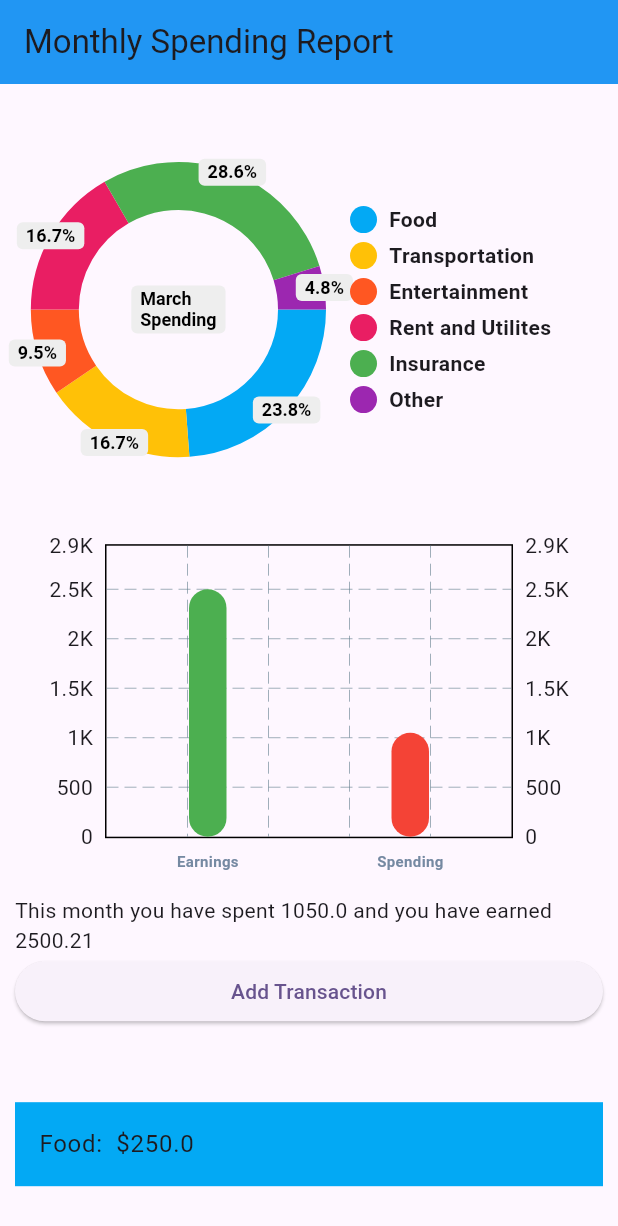
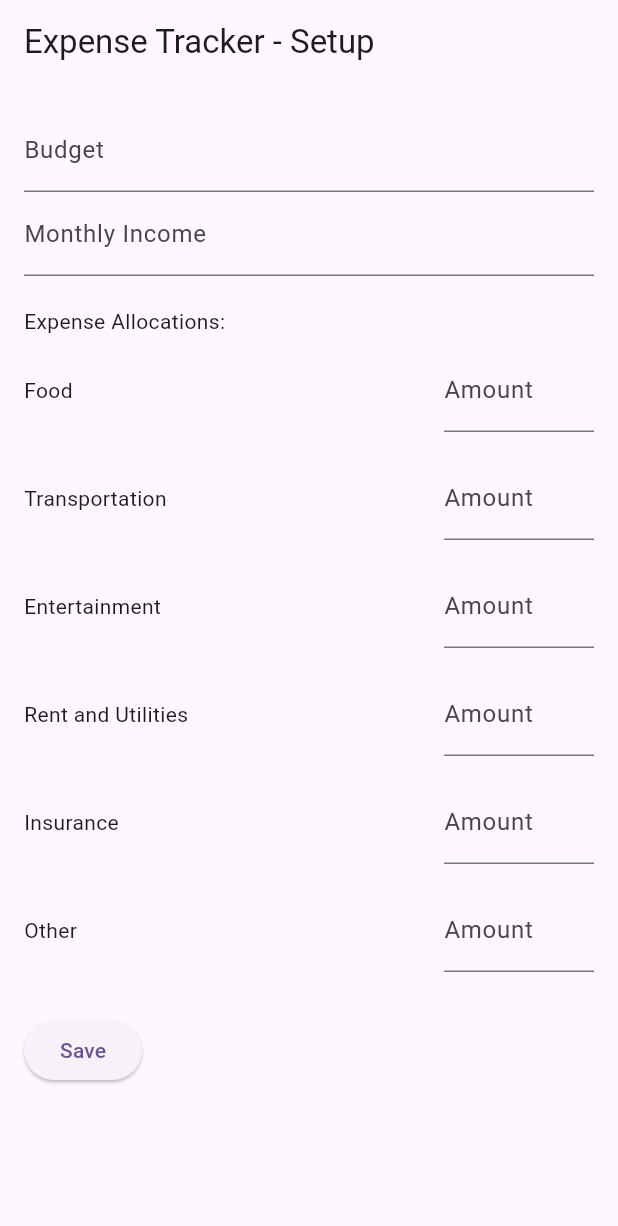
Before and after one commit to SebastianSanchez01/BudgetBuddy, a Flutter app: the screen it shows after launch, on a phone screen of 412 x 824 dp. Shown: the top 1226 px of the screen. Run offline on Flutter 3.47's test engine with Material 3 defaults, Android fonts, the phone set to English and light mode, and no system bars; drawn by our look-alikes of fl_chart, pie_chart; our stand-ins replace flutter_form_builder, shared_preferences, sqflite; accounts and stored records are empty.

Commit message:
Added backend functionality to intro screen
intro screen will now only display when first opening the app and when the user hits save all expenses are added to the database

```diff
--- /dev/null
+++ b/lib/intro_screen.dart
@@ -0,0 +1,183 @@
+import 'package:budget_buddy/database_helper.dart';
+import 'package:budget_buddy/main.dart';
+import 'package:flutter/material.dart';
+import 'package:shared_preferences/shared_preferences.dart';
+
+class IntroScreen extends StatefulWidget {
+  const IntroScreen({Key? key}) : super(key: key);
+
+  @override
+  _IntroScreenState createState() => _IntroScreenState();
+}
+
+class _IntroScreenState extends State<IntroScreen> {
+  final _formKey = GlobalKey<FormState>();
+  late double budget;
+  late double monthlyIncome;
+  late Map<String, double> expenseAllocations = {
+    "Food": 0,
+    "Transportation": 0,
+    "Entertainment": 0,
+    "Rent and Utilities": 0,
+    "Insurance": 0,
+    "Other": 0,
+  };
+  @override
+  void initState() {
+    super.initState();
+    _checkIntroScreenStatus();
+  }
+
+  void _checkIntroScreenStatus() async {
+    SharedPreferences prefs = await SharedPreferences.getInstance();
+    bool introScreenShown = prefs.getBool('introScreenShown') ?? false;
+    if (introScreenShown) {
+      // Intro screen has been shown before, navigate to another screen
+      _navigateToNextScreen();
+    }
+  }
+
+  void _navigateToNextScreen() {
+    // Navigate to the next screen, such as the home screen
+    // You can use Navigator.pushReplacement() to prevent going back to the intro screen
+    Navigator.pushReplacement(
+      context,
+      MaterialPageRoute(
+          builder: (context) => MyHomePage(
+                title: 'Monthly Spending Report',
+              )),
+    );
+  }
+
+  void _saveIntroScreenStatus() async {
+    SharedPreferences prefs = await SharedPreferences.getInstance();
+    await prefs.setBool('introScreenShown', true);
+  }
+
+  @override
+  Widget build(BuildContext context) {
+    return Scaffold(
+      appBar: AppBar(
+        title: const Text('Expense Tracker - Setup'),
+      ),
+      body: Padding(
+        padding: const EdgeInsets.all(16.0),
+        child: Form(
+          key: _formKey,
+          child: ListView(children: <Widget>[
+            Column(
+              crossAxisAlignment: CrossAxisAlignment.start,
+              children: [
+                TextFormField(
+                  keyboardType: TextInputType.number,
+                  decoration: const InputDecoration(labelText: 'Budget'),
+                  validator: (value) {
+                    if (value == null || value.isEmpty) {
+                      return 'Please enter a budget';
+                    }
+                    return null;
+                  },
+                  onSaved: (value) {
+                    budget = double.parse(value!);
+                  },
+                ),
+                TextFormField(
+                  keyboardType: TextInputType.number,
+                  decoration:
+                      const InputDecoration(labelText: 'Monthly Income'),
+                  validator: (value) {
+                    if (value == null || value.isEmpty) {
+                      return 'Please enter monthly income';
+                    }
+                    return null;
+                  },
+                  onSaved: (value) {
+                    monthlyIncome = double.parse(value!);
+                  },
+                ),
+                const SizedBox(height: 20),
+                const Text('Expense Allocations:'),
+                for (var entry in expenseAllocations.entries)
+                  Padding(
+                    padding: const EdgeInsets.symmetric(vertical: 8.0),
+                    child: Row(
+                      children: [
+                        Expanded(
+                          child: Text(entry.key),
+                        ),
+                        SizedBox(
+                          width: 100,
+                          child: TextFormField(
+                            keyboardType: TextInputType.number,
+                            decoration: const InputDecoration(
+                              labelText: 'Amount',
+                            ),
+                            validator: (value) {
+                              if (value == null || value.isEmpty) {
+                                return 'Please enter an amount';
+                              }
+                              return null;
+                            },
+                            onSaved: (value) {
+                              expenseAllocations[entry.key] =
+                                  double.parse(value!);
+                            },
+                          ),
+                        ),
+                      ],
+                    ),
+                  ),
+                const SizedBox(height: 20),
+                ElevatedButton(
+                  onPressed: () async {
+                    if (_formKey.currentState!.validate()) {
+                      _formKey.currentState!.save();
+                      if (_validateExpenseAllocations(
+                          expenseAllocations.values.toList())) {
+                        Map<String, dynamic> earnings = {
+                          "Earning": monthlyIncome
+                        };
+                        _insert(earnings);
+                        _insert(expenseAllocations);
+                        _saveIntroScreenStatus();
+                        _navigateToNextScreen();
+                      } else {
+                        ScaffoldMessenger.of(context).showSnackBar(
+                          const SnackBar(
+                            content: Text(
+                                'Total expense allocations exceed budget!'),
+                          ),
+                        );
+                      }
+                    }
+                  },
+                  child: const Text('Save'),
+                ),
+              ],
+            )
+          ]),
+        ),
+      ),
+    );
+  }
+
+  void _insert(Map<String, dynamic> allocations) async {
+    DateTime now = DateTime.now();
+    String date = DateTime(now.year, now.month, now.day).toString();
+    for (String expense in allocations.keys.toList()) {
+      Map<String, dynamic> row = {
+        DatabaseHelper.columnTransactionCategory: expense,
+        DatabaseHelper.columnTransactionAmount:
+            allocations[expense]?.toDouble(),
+        DatabaseHelper.columnTransactionDate: date,
+      };
+      await dbHelper.insert(row);
+    }
+  }
+
+  bool _validateExpenseAllocations(List<double> allocations) {
+    final totalAllocations =
+        allocations.reduce((value, element) => value + element);
+    return totalAllocations <= budget;
+  }
+}
--- a/lib/main.dart
+++ b/lib/main.dart
@@ -3,6 +3,7 @@ import 'package:pie_chart/pie_chart.dart' as pie;
 import 'database_helper.dart';
 import 'package:flutter_form_builder/flutter_form_builder.dart';
 import 'package:fl_chart/fl_chart.dart';
+import 'intro_screen.dart';
 
 final dbHelper = DatabaseHelper();
 Future<void> main() async {
@@ -23,7 +24,7 @@ class MyApp extends StatelessWidget {
         colorScheme: ColorScheme.fromSeed(seedColor: Colors.deepPurple),
         useMaterial3: true,
       ),
-      home: const MyHomePage(title: 'Monthly Spending Report'),
+      home: const IntroScreen(),
     );
   }
 }
--- a/pubspec.yaml
+++ b/pubspec.yaml
@@ -42,6 +42,7 @@ dependencies:
   cupertino_icons: ^1.0.2
   flutter_form_builder: ^9.2.1
   fl_chart: ^0.66.2
+  shared_preferences: ^2.2.2
 
 dev_dependencies:
   flutter_test:
```
Also changed, not shown: pubspec.lock, 1 other file.
